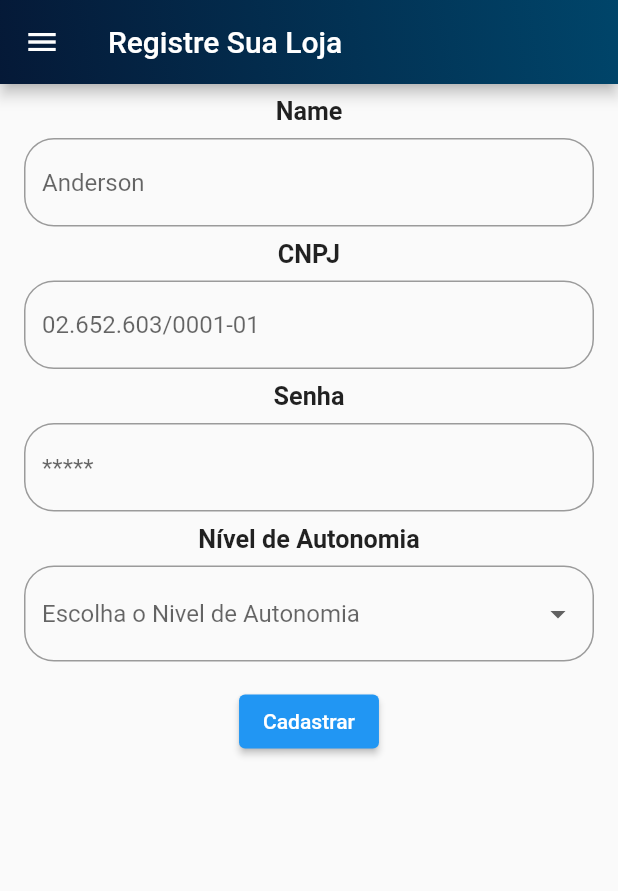
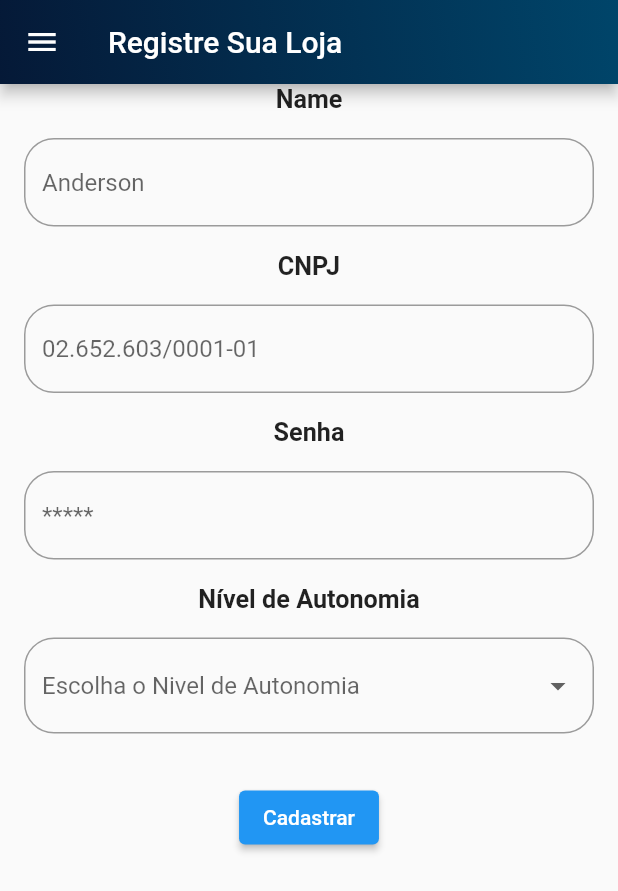
Before and after one commit to cstrey/Projeto_academy, a Flutter app: the RegisterPage screen opened by its route, on a phone screen of 412 x 824 dp. Shown: the top 891 px of the screen. Run offline on Flutter 3.47's test engine with Material 2 defaults, Android fonts, the phone set to English and light mode, and no system bars; our stand-ins replace carousel_slider, flutter_masked_text2, image_picker, shared_preferences, sqflite; missing offline and left inert: easy_autocomplete; accounts and stored records are empty; network calls fail.

Commit message:
Add files via upload

```diff
--- a/lib/main.dart
+++ b/lib/main.dart
@@ -10,6 +10,7 @@ import 'views/register_cars.dart';
 import 'views/register_page.dart';
 import 'views/register_sales.dart';
 import 'views/show_cars.dart';
+import 'views/show_sales.dart';
 import 'views/show_users.dart';
 
 const Color mainColor = Color.fromARGB(255, 57, 57, 196);
@@ -52,6 +53,7 @@ class MyApp extends StatelessWidget {
               '/registerSale': (context) => const RegisterSalePage(),
               '/users': (context) => const ShowUsers(),
               '/cars': (context) => const ShowCars(),
+              '/sales': (context) => const ShowSales(),
             },
           );
         },
--- a/lib/models/sales.dart
+++ b/lib/models/sales.dart
@@ -2,12 +2,12 @@ class Sale {
   final int? id;
   final int customerCpf;
   final String customerName;
-  final DateTime soldDate;
+  final String soldDate;
   final double priceSold;
   final double dealershipCut;
   final double businessCut;
   final double safetyCut;
-  final int vehicleId;
+  //final int vehicleId;
   final int dealershipId;
   final int userId;
 
@@ -20,7 +20,7 @@ class Sale {
     required this.dealershipCut,
     required this.businessCut,
     required this.safetyCut,
-    required this.vehicleId,
+    //required this.vehicleId,
     required this.dealershipId,
     required this.userId,
   });
--- a/lib/views/register_page.dart
+++ b/lib/views/register_page.dart
@@ -30,9 +30,7 @@ class RegisterPage extends StatelessWidget {
         title: const Text('Registre Sua Loja'),
       ),
       drawer: const DrawerMenu(),
-      body: Padding(
-        padding: const EdgeInsets.all(8.0),
-        child: Form(
+      body: Form(
         key: stateUser.formKey,
         child: SingleChildScrollView(
           child: Column(
@@ -40,23 +38,23 @@ class RegisterPage extends StatelessWidget {
             children: [
               const AppHeader(header: 'Name'),
               const Padding(
-                  padding: EdgeInsets.all(8),
+                padding: EdgeInsets.all(16),
                 child: _NameTextField(),
               ),
               const AppHeader(header: 'CNPJ'),
               const Padding(
-                  padding: EdgeInsets.all(8),
+                padding: EdgeInsets.all(16),
                 child: _CnpjTextField(),
               ),
               const AppHeader(header: 'Senha'),
               const Padding(
-                  padding: EdgeInsets.all(8),
+                padding: EdgeInsets.all(16),
                 child: _PasswordTextField(),
               ),
               const AppHeader(header: 'Nível de Autonomia'),
               DropMenu(),
               Padding(
-                  padding: const EdgeInsets.all(8.0),
+                padding: const EdgeInsets.all(16.0),
                 child: ElevatedButton(
                   onPressed: () async {
                     if (stateUser.oldUser != null) {
@@ -78,7 +76,6 @@ class RegisterPage extends StatelessWidget {
                 ),
               ),
             ],
-            ),
           ),
         ),
       ),
--- a/lib/views/utils/dropdown_autonomy.dart
+++ b/lib/views/utils/dropdown_autonomy.dart
@@ -1,27 +1,33 @@
 import 'package:flutter/material.dart';
+import 'package:provider/provider.dart';
+import '../../controller/user_controller.dart';
+
+enum DropOpcoes {
+  iniciante,
+  intermediario,
+  avancado,
+  especial,
+}
 
 class DropMenu extends StatelessWidget {
   DropMenu({super.key});
 
-  final dropValue = ValueNotifier('');
   final dropOpcoes = ['Iniciante', 'Intermediario', 'Avançado', 'Especial'];
 
   @override
   Widget build(BuildContext context) {
+    final state = Provider.of<UserState>(context);
     return Padding(
-      padding: const EdgeInsets.all(8.0),
-      child: ValueListenableBuilder(
-        valueListenable: dropValue,
-        builder: ((context, value, _) {
-          return DropdownButtonFormField(
+      padding: const EdgeInsets.all(16.0),
+      child: DropdownButtonFormField(
         hint: const Text('Escolha o Nivel de Autonomia'),
         decoration: InputDecoration(
           border: OutlineInputBorder(
             borderRadius: BorderRadius.circular(20),
           ),
         ),
-            value: (value.isEmpty) ? null : value,
-            onChanged: (choose) => dropValue.value = choose.toString(),
+        value: state.autonomyLevel,
+        onChanged: (choose) => state.autonomyLevel = choose,
         items: dropOpcoes
             .map(
               (op) => DropdownMenuItem(
@@ -30,8 +36,6 @@ class DropMenu extends StatelessWidget {
               ),
             )
             .toList(),
-          );
-        }),
       ),
     );
   }
--- a/lib/views/utils/menu_drawer.dart
+++ b/lib/views/utils/menu_drawer.dart
@@ -85,7 +85,7 @@ class DrawerMenu extends StatelessWidget {
                 leading: const Icon(Icons.shopping_bag),
                 iconColor: mainColor,
                 onTap: () async {
-                  await Navigator.pushReplacementNamed(context, '/');
+                  await Navigator.pushReplacementNamed(context, '/sales');
                 },
               ),
               ListTile(
```
Also changed, not shown: lib/controller/database.dart (+5 -4 lines), lib/controller/sales_controller.dart (+28 -25 lines), lib/controller/user_controller.dart (+12 -4 lines), lib/views/register_cars.dart (+11 -42 lines), lib/views/register_sales.dart (+6 -9 lines), lib/views/show_sales.dart (added, +79 -0 lines). Lines whose indentation alone changed are shown as unchanged.
